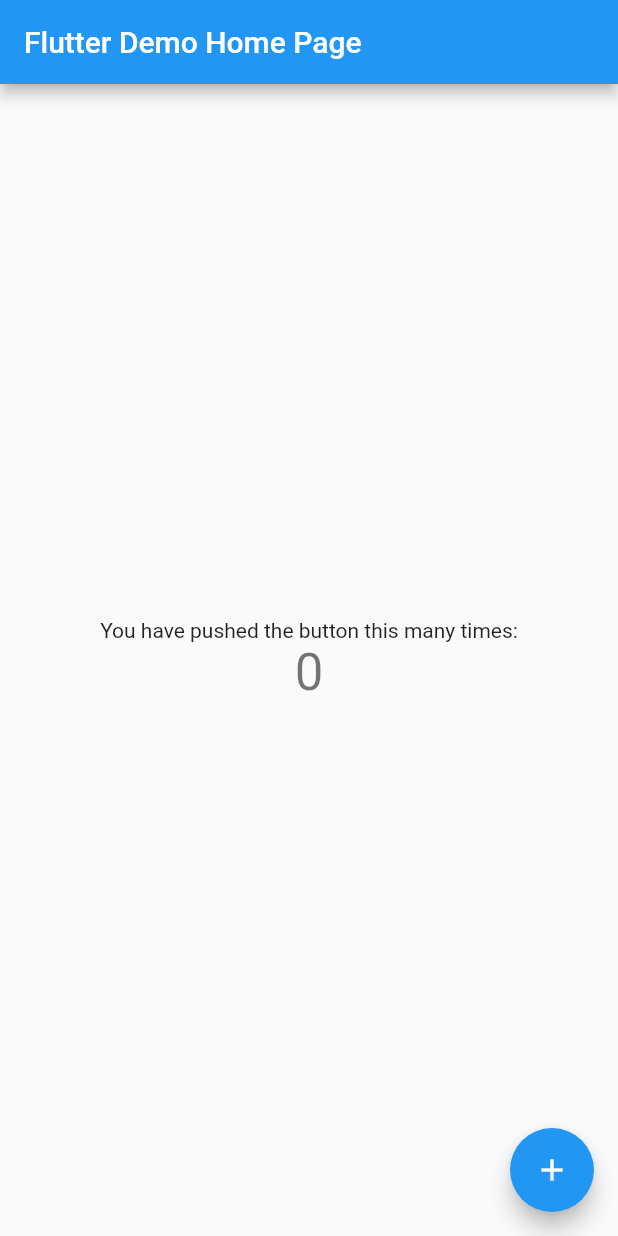
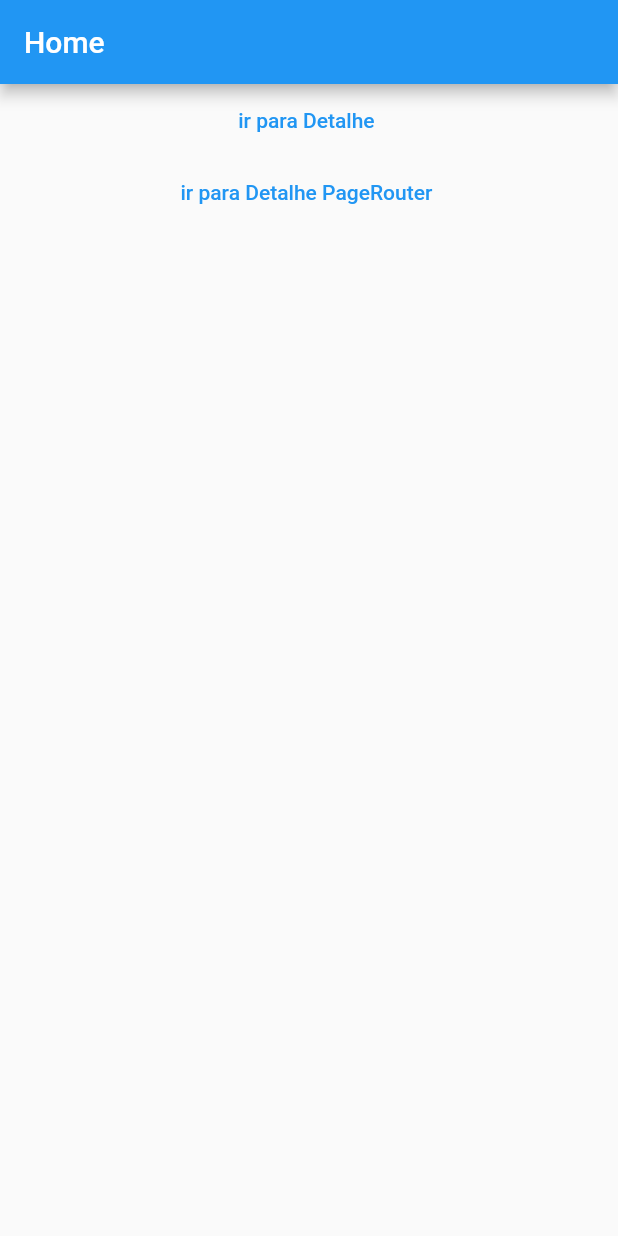
Before and after one commit to CarlosYanBezerraVieira/Flutter_Navigator, a Flutter app: the screen it shows after launch, on a phone screen of 412 x 824 dp. Run offline on Flutter 3.47's test engine with Material 2 defaults, Android fonts, the phone set to English and light mode, and no system bars.

Commit message:
Navigator with onGenerateRoute, navigatorObservers

```diff
--- a/lib/main.dart
+++ b/lib/main.dart
@@ -1,4 +1,7 @@
 import 'package:flutter/material.dart';
+import 'package:flutter_navigator/pages/core/navigator_observer_custom.dart';
+import 'package:flutter_navigator/pages/detalhe_page.dart';
+import 'package:flutter_navigator/pages/home_page.dart';
 
 void main() {
   runApp(const MyApp());
@@ -24,92 +27,30 @@ class MyApp extends StatelessWidget {
         // is not restarted.
         primarySwatch: Colors.blue,
       ),
-      home: const MyHomePage(title: 'Flutter Demo Home Page'),
+      navigatorObservers: [
+        NavigatorObserverCustom(),
+      ],
+      onGenerateRoute: (RouteSettings settings) {
+        if (settings.name == "/") {
+          return MaterialPageRoute(
+            settings: settings,
+            builder: (context) => HomePage(),
+          );
+        }
+        if (settings.name == "/detalhe") {
+          final parametro = settings.arguments as String?;
+          return MaterialPageRoute(
+            settings: settings,
+            builder: (context) => DetalhePage(
+              parametro: parametro ?? "Parametro não enviado",
+            ),
+          );
+        }
+      },
+      // routes: {
+      //   '/': (_) => HomePage(),
+      //   '/detalhe': (_) => DetalhePage(),
+      // },
     );
   }
 }
-
-class MyHomePage extends StatefulWidget {
-  const MyHomePage({Key? key, required this.title}) : super(key: key);
-
-  // This widget is the home page of your application. It is stateful, meaning
-  // that it has a State object (defined below) that contains fields that affect
-  // how it looks.
-
-  // This class is the configuration for the state. It holds the values (in this
-  // case the title) provided by the parent (in this case the App widget) and
-  // used by the build method of the State. Fields in a Widget subclass are
-  // always marked "final".
-
-  final String title;
-
-  @override
-  State<MyHomePage> createState() => _MyHomePageState();
-}
-
-class _MyHomePageState extends State<MyHomePage> {
-  int _counter = 0;
-
-  void _incrementCounter() {
-    setState(() {
-      // This call to setState tells the Flutter framework that something has
-      // changed in this State, which causes it to rerun the build method below
-      // so that the display can reflect the updated values. If we changed
-      // _counter without calling setState(), then the build method would not be
-      // called again, and so nothing would appear to happen.
-      _counter++;
-    });
-  }
-
-  @override
-  Widget build(BuildContext context) {
-    // This method is rerun every time setState is called, for instance as done
-    // by the _incrementCounter method above.
-    //
-    // The Flutter framework has been optimized to make rerunning build methods
-    // fast, so that you can just rebuild anything that needs updating rather
-    // than having to individually change instances of widgets.
-    return Scaffold(
-      appBar: AppBar(
-        // Here we take the value from the MyHomePage object that was created by
-        // the App.build method, and use it to set our appbar title.
-        title: Text(widget.title),
-      ),
-      body: Center(
-        // Center is a layout widget. It takes a single child and positions it
-        // in the middle of the parent.
-        child: Column(
-          // Column is also a layout widget. It takes a list of children and
-          // arranges them vertically. By default, it sizes itself to fit its
-          // children horizontally, and tries to be as tall as its parent.
-          //
-          // Invoke "debug painting" (press "p" in the console, choose the
-          // "Toggle Debug Paint" action from the Flutter Inspector in Android
-          // Studio, or the "Toggle Debug Paint" command in Visual Studio Code)
-          // to see the wireframe for each widget.
-          //
-          // Column has various properties to control how it sizes itself and
-          // how it positions its children. Here we use mainAxisAlignment to
-          // center the children vertically; the main axis here is the vertical
-          // axis because Columns are vertical (the cross axis would be
-          // horizontal).
-          mainAxisAlignment: MainAxisAlignment.center,
-          children: <Widget>[
-            const Text(
-              'You have pushed the button this many times:',
-            ),
-            Text(
-              '$_counter',
-              style: Theme.of(context).textTheme.headline4,
-            ),
-          ],
-        ),
-      ),
-      floatingActionButton: FloatingActionButton(
-        onPressed: _incrementCounter,
-        tooltip: 'Increment',
-        child: const Icon(Icons.add),
-      ), // This trailing comma makes auto-formatting nicer for build methods.
-    );
-  }
-}
--- /dev/null
+++ b/lib/pages/home_page.dart
@@ -0,0 +1,45 @@
+import 'package:flutter/material.dart';
+import 'package:flutter_navigator/pages/detalhe_page.dart';
+
+class HomePage extends StatelessWidget {
+  const HomePage({Key? key}) : super(key: key);
+
+  @override
+  Widget build(BuildContext context) {
+    return Scaffold(
+      appBar: AppBar(
+        title: const Text('Home'),
+      ),
+      body: Center(
+        child: Column(
+          children: [
+            TextButton(
+              child: Text("ir para Detalhe "),
+              onPressed: () {
+                Navigator.of(context).pushNamed(
+                  "/detalhe",
+                  arguments: "Parametro X",
+                );
+              },
+            ),
+            TextButton(
+              child: Text("ir para Detalhe PageRouter "),
+              onPressed: () {
+                Navigator.of(context).push(MaterialPageRoute(
+                  builder: (_) => DetalhePage(
+                    parametro: 'Parametro pelo PageRoute',
+                  ),
+                  settings: RouteSettings(
+                    name: "/detalhe",
+
+                    // arguments: "Parametro pelo PageRouter",
+                  ),
+                ));
+              },
+            ),
+          ],
+        ),
+      ),
+    );
+  }
+}
```
Also changed, not shown: lib/pages/core/navigator_observer_custom.dart (added, +15 -0 lines), lib/pages/detalhe_page.dart (added, +18 -0 lines).
